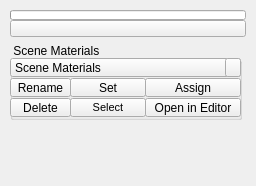
Before: the Qt Designer form ui/1_base_menus/2_sub_menus/3_main_menus/materials.ui in m3trik/Scripts_portable, drawn with Qt 5.
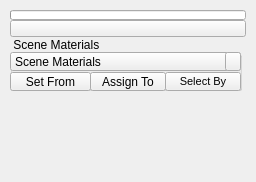
After: the same form once the commit is applied. Custom widgets are drawn as their Qt base class.

The edit to the form file:
```diff
--- a/ui/1_base_menus/2_sub_menus/3_main_menus/materials.ui
+++ b/ui/1_base_menus/2_sub_menus/3_main_menus/materials.ui
@@ -10,7 +10,7 @@
     <x>0</x>
     <y>0</y>
     <width>256</width>
-    <height>186</height>
+    <height>182</height>
    </rect>
   </property>
   <property name="minimumSize">
@@ -78,7 +78,7 @@
        <property name="minimumSize">
         <size>
          <width>0</width>
-         <height>77</height>
+         <height>54</height>
         </size>
        </property>
        <property name="maximumSize">
@@ -90,15 +90,15 @@
        <property name="title">
         <string> Scene Materials</string>
        </property>
-       <widget class="QToolButton_" name="tb003">
+       <widget class="QToolButton_" name="tb002">
         <property name="enabled">
          <bool>true</bool>
         </property>
         <property name="geometry">
          <rect>
-          <x>135</x>
+          <x>80</x>
           <y>35</y>
-          <width>96</width>
+          <width>76</width>
           <height>19</height>
          </rect>
         </property>
@@ -112,7 +112,7 @@
          <string>Assign stored material shader ID</string>
         </property>
         <property name="text">
-         <string>Assign</string>
+         <string>Assign To</string>
         </property>
        </widget>
        <widget class="QPushButton" name="b002">
@@ -121,9 +121,9 @@
         </property>
         <property name="geometry">
          <rect>
-          <x>60</x>
+          <x>0</x>
           <y>35</y>
-          <width>76</width>
+          <width>81</width>
           <height>19</height>
          </rect>
         </property>
@@ -137,7 +137,7 @@
          <string>Set material shader ID from selection.</string>
         </property>
         <property name="text">
-         <string>Set</string>
+         <string>Set From</string>
         </property>
         <property name="iconSize">
          <size>
@@ -152,8 +152,8 @@
         </property>
         <property name="geometry">
          <rect>
-          <x>60</x>
-          <y>55</y>
+          <x>155</x>
+          <y>35</y>
           <width>76</width>
           <height>19</height>
          </rect>
@@ -174,7 +174,7 @@
  If nothing is selected; search all geometry.</string>
         </property>
         <property name="text">
-         <string>Select</string>
+         <string>Select By</string>
         </property>
         <property name="iconSize">
          <size>
@@ -183,102 +183,6 @@
          </size>
         </property>
        </widget>
-       <widget class="QToolButton_" name="tb002">
-        <property name="enabled">
-         <bool>true</bool>
-        </property>
-        <property name="geometry">
-         <rect>
-          <x>0</x>
-          <y>55</y>
-          <width>61</width>
-          <height>19</height>
-         </rect>
-        </property>
-        <property name="maximumSize">
-         <size>
-          <width>111</width>
-          <height>19</height>
-         </size>
-        </property>
-        <property name="toolTip">
-         <string>Delete Material</string>
-        </property>
-        <property name="text">
-         <string>Delete</string>
-        </property>
-        <property name="iconSize">
-         <size>
-          <width>18</width>
-          <height>18</height>
-         </size>
-        </property>
-       </widget>
-       <widget class="QPushButton" name="b007">
-        <property name="enabled">
-         <bool>true</bool>
-        </property>
-        <property name="geometry">
-         <rect>
-          <x>135</x>
-          <y>55</y>
-          <width>96</width>
-          <height>19</height>
-         </rect>
-        </property>
-        <property name="maximumSize">
-         <size>
-          <width>111</width>
-          <height>19</height>
-         </size>
-        </property>
-        <property name="toolTip">
-         <string>Open material in editor</string>
-        </property>
-        <property name="text">
-         <string>Open in Editor</string>
-        </property>
-        <property name="iconSize">
-         <size>
-          <width>18</width>
-          <height>18</height>
-         </size>
-        </property>
-       </widget>
-       <widget class="QPushButton" name="b008">
-        <property name="enabled">
-         <bool>true</bool>
-        </property>
-        <property name="geometry">
-         <rect>
-          <x>0</x>
-          <y>35</y>
-          <width>61</width>
-          <height>19</height>
-         </rect>
-        </property>
-        <property name="maximumSize">
-         <size>
-          <width>111</width>
-          <height>19</height>
-         </size>
-        </property>
-        <property name="toolTip">
-         <string>Rename stored material</string>
-        </property>
-        <property name="text">
-         <string>Rename</string>
-        </property>
-        <property name="iconSize">
-         <size>
-          <width>18</width>
-          <height>18</height>
-         </size>
-        </property>
-        <property name="checkable">
-         <bool>true</bool>
-        </property>
-       </widget>
        <widget class="QComboBox_" name="cmb002">
         <property name="geometry">
          <rect>
```
Left out of the diff: 2 changed lines with no effect on the pictures.
